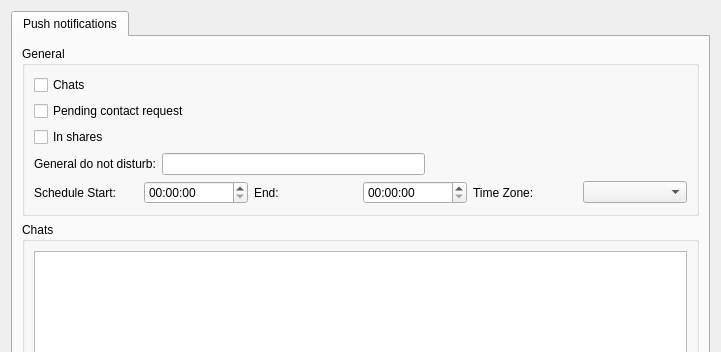
Old version of the form examples/qtmegachatapi/SettingWindow.ui in the repository meganz/MEGAchat; both pictures show x 0 to 721 and y 0 to 352 of the 721 by 566 pixel window.
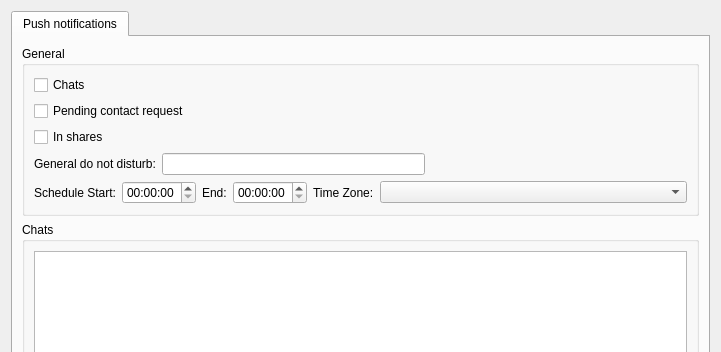
New version of the form.

Commit message: Add time zones to SettingWindow at qtApp

What changed in the file:
```diff
--- a/examples/qtmegachatapi/SettingWindow.ui
+++ b/examples/qtmegachatapi/SettingWindow.ui
@@ -84,33 +84,72 @@
              <layout class="QHBoxLayout" name="horizontalLayout">
               <item>
                <widget class="QLabel" name="label">
+                <property name="maximumSize">
+                 <size>
+                  <width>100</width>
+                  <height>16777215</height>
+                 </size>
+                </property>
                 <property name="text">
                  <string>Schedule Start:</string>
                 </property>
                </widget>
               </item>
               <item>
-               <widget class="QTimeEdit" name="startTime"/>
+               <widget class="QTimeEdit" name="startTime">
+                <property name="maximumSize">
+                 <size>
+                  <width>125</width>
+                  <height>16777215</height>
+                 </size>
+                </property>
+               </widget>
               </item>
               <item>
                <widget class="QLabel" name="label_2">
+                <property name="maximumSize">
+                 <size>
+                  <width>30</width>
+                  <height>16777215</height>
+                 </size>
+                </property>
                 <property name="text">
                  <string>End:</string>
                 </property>
                </widget>
               </item>
               <item>
-               <widget class="QTimeEdit" name="endTime"/>
+               <widget class="QTimeEdit" name="endTime">
+                <property name="maximumSize">
+                 <size>
+                  <width>125</width>
+                  <height>16777215</height>
+                 </size>
+                </property>
+               </widget>
               </item>
               <item>
                <widget class="QLabel" name="label_3">
+                <property name="maximumSize">
+                 <size>
+                  <width>75</width>
+                  <height>16777215</height>
+                 </size>
+                </property>
                 <property name="text">
                  <string>Time Zone:</string>
                 </property>
                </widget>
               </item>
               <item>
-               <widget class="QComboBox" name="comboBox"/>
+               <widget class="QComboBox" name="timeZones">
+                <property name="sizePolicy">
+                 <sizepolicy hsizetype="Expanding" vsizetype="Fixed">
+                  <horstretch>0</horstretch>
+                  <verstretch>0</verstretch>
+                 </sizepolicy>
+                </property>
+               </widget>
               </item>
              </layout>
             </item>
```
The commit also changes 1 other file.
